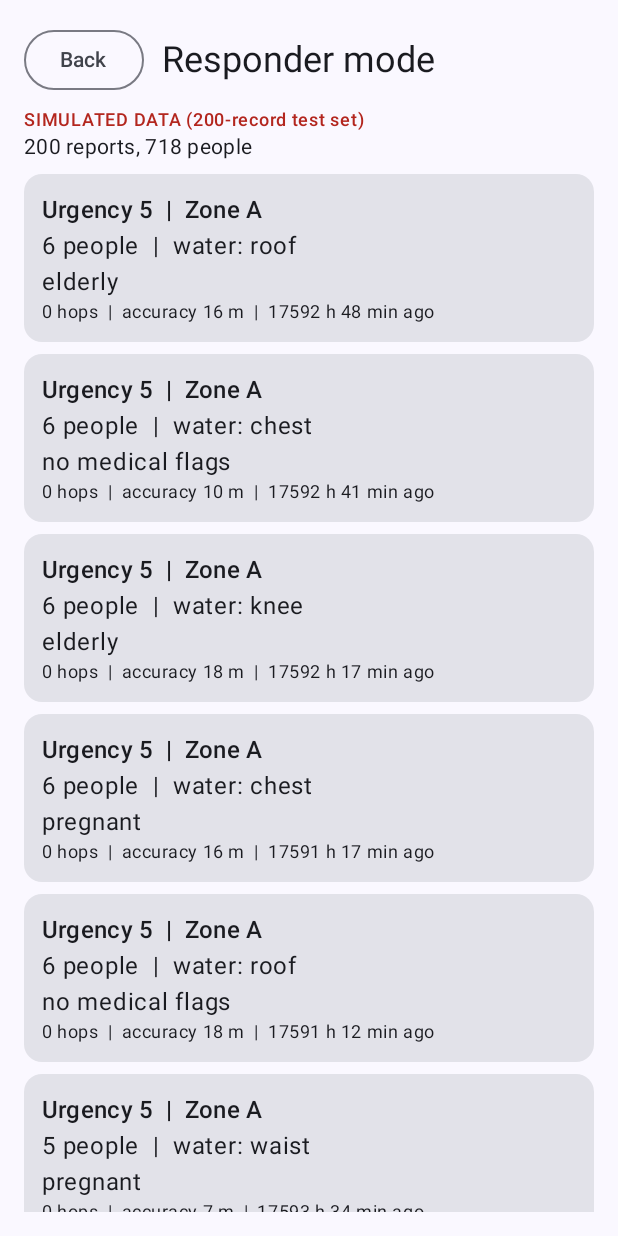
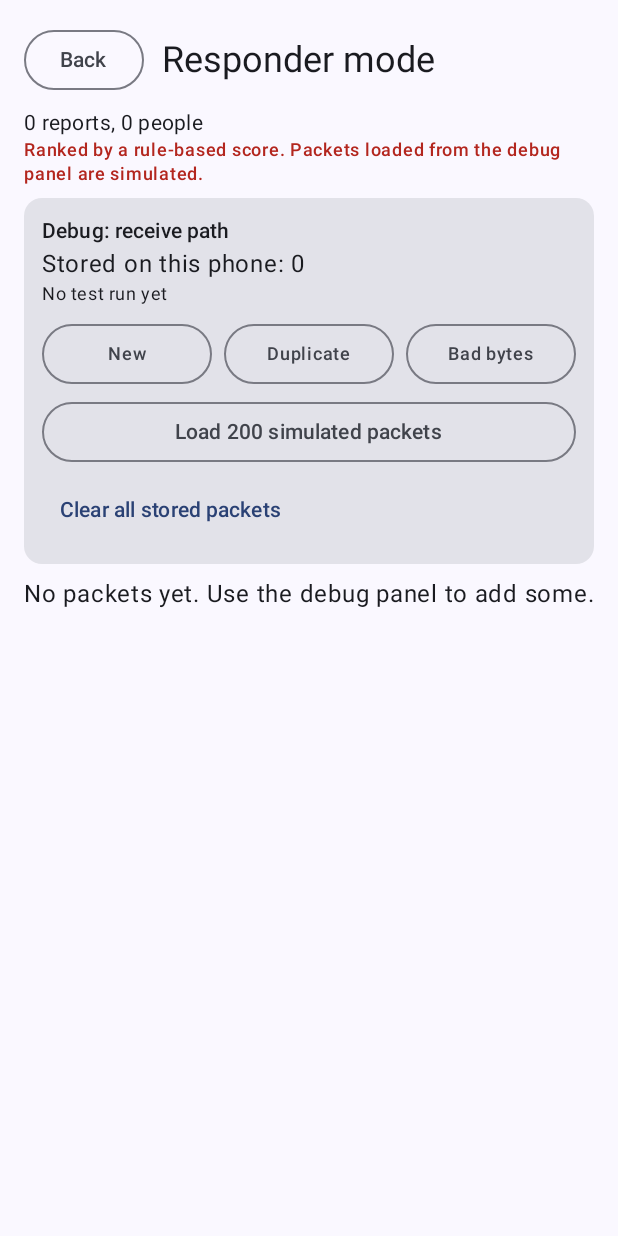
Before and after one commit to alanfrancis765/ResQEdgeLite, an Android app built with Jetpack Compose: the composable ResponderScreen shown on its own in the app's theme, on a phone screen of 412 x 824 dp. Run offline under Robolectric (Android 15) with nearby library versions, the light colour scheme and no system bars; our stand-ins replace Room's generated code.

Commit message:
Add triage scoring, database-backed responder list, simulated data via ingest

```diff
--- a/android/app/src/main/java/com/resqedge/lite/data/PacketDao.kt
+++ b/android/app/src/main/java/com/resqedge/lite/data/PacketDao.kt
@@ -15,6 +15,9 @@ interface PacketDao {
     @Query("SELECT COUNT(*) FROM packets")
     fun observeCount(): Flow<Int>
 
+    @Query("SELECT * FROM packets")
+    fun observeAll(): Flow<List<PacketEntity>>
+
     @Query("SELECT * FROM packets WHERE ttl > 0")
     suspend fun forwardable(): List<PacketEntity>
 
--- a/android/app/src/main/java/com/resqedge/lite/data/PacketStore.kt
+++ b/android/app/src/main/java/com/resqedge/lite/data/PacketStore.kt
@@ -2,11 +2,15 @@ package com.resqedge.lite.data
 
 import com.resqedge.lite.model.SosPacket
 import kotlinx.coroutines.flow.Flow
+import kotlinx.coroutines.flow.map
+
+data class StoredPacket(val packet: SosPacket, val receivedAtMs: Long)
 
 interface PacketStore {
     /** True if the packet was new and stored, false if its ID was already known. */
     suspend fun insertIfNew(p: SosPacket, receivedAtMs: Long): Boolean
     fun observeCount(): Flow<Int>
+    fun observeAll(): Flow<List<StoredPacket>>
     suspend fun forwardable(): List<SosPacket>
     suspend fun deleteOlderThan(cutoffMs: Long): Int
     suspend fun clear()
@@ -17,6 +21,9 @@ class RoomPacketStore(private val dao: PacketDao) : PacketStore {
         dao.insert(PacketEntity.from(p, receivedAtMs)) != -1L
 
     override fun observeCount() = dao.observeCount()
+    override fun observeAll() = dao.observeAll().map { list ->
+        list.map { StoredPacket(it.toPacket(), it.receivedAtMs) }
+    }
     override suspend fun forwardable() = dao.forwardable().map { it.toPacket() }
     override suspend fun deleteOlderThan(cutoffMs: Long) = dao.deleteOlderThan(cutoffMs)
     override suspend fun clear() {
--- a/android/app/src/main/java/com/resqedge/lite/model/SosPacket.kt
+++ b/android/app/src/main/java/com/resqedge/lite/model/SosPacket.kt
@@ -20,7 +20,7 @@ data class SosPacket(
     fun isValid() =
         lat in -90f..90f && lon in -180f..180f &&
         accuracyM in 0..255 && headcount in 0..255 &&
-        medicalFlags in 0..255 && waterLevel in 0..4 &&
+        medicalFlags in 0..255 && waterLevel in 0..5 &&
         urgency in 1..5 && ttl in 0..7 && hopCount in 0..255
 
     fun toBytes(): ByteArray {
--- a/android/app/src/main/java/com/resqedge/lite/ui/responder/IngestDebugPanel.kt
+++ b/android/app/src/main/java/com/resqedge/lite/ui/responder/IngestDebugPanel.kt
@@ -6,6 +6,7 @@ import androidx.compose.runtime.*
 import androidx.compose.ui.Modifier
 import androidx.compose.ui.platform.LocalContext
 import androidx.compose.ui.unit.dp
+import com.resqedge.lite.data.DemoData
 import com.resqedge.lite.data.IngestResult
 import com.resqedge.lite.data.ServiceLocator
 import com.resqedge.lite.model.PacketBuilder
@@ -79,6 +80,18 @@ fun IngestDebugPanel() {
                 }
             }
             Spacer(Modifier.height(4.dp))
+            OutlinedButton(
+                modifier = Modifier.fillMaxWidth(),
+                onClick = {
+                    scope.launch {
+                        val res = DemoData.load(context, ingestor)
+                        msg = "${res.stored} stored, ${res.duplicates} duplicates, ${res.skipped} skipped"
+                    }
+                }
+            ) {
+                Text("Load 200 simulated packets")
+            }
+            Spacer(Modifier.height(4.dp))
             TextButton(onClick = { scope.launch { store.clear(); msg = "Cleared" } }) {
                 Text("Clear all stored packets")
             }
--- a/android/app/src/main/java/com/resqedge/lite/ui/responder/ResponderScreen.kt
+++ b/android/app/src/main/java/com/resqedge/lite/ui/responder/ResponderScreen.kt
@@ -1,88 +1,65 @@
 package com.resqedge.lite.ui.responder
 
-import android.content.Context
-import androidx.compose.foundation.layout.Arrangement
-import androidx.compose.foundation.layout.Column
-import androidx.compose.foundation.layout.Row
-import androidx.compose.foundation.layout.Spacer
-import androidx.compose.foundation.layout.fillMaxSize
-import androidx.compose.foundation.layout.fillMaxWidth
-import androidx.compose.foundation.layout.height
-import androidx.compose.foundation.layout.padding
-import androidx.compose.foundation.layout.width
+import androidx.compose.foundation.layout.*
 import androidx.compose.foundation.lazy.LazyColumn
-import androidx.compose.foundation.lazy.items
-import androidx.compose.material3.Card
-import androidx.compose.material3.MaterialTheme
-import androidx.compose.material3.OutlinedButton
-import androidx.compose.material3.Text
-import androidx.compose.runtime.Composable
-import androidx.compose.runtime.remember
+import androidx.compose.foundation.lazy.itemsIndexed
+import androidx.compose.material3.*
+import androidx.compose.runtime.*
 import androidx.compose.ui.Alignment
 import androidx.compose.ui.Modifier
 import androidx.compose.ui.platform.LocalContext
 import androidx.compose.ui.unit.dp
-import com.resqedge.lite.model.SimulatedReport
+import com.resqedge.lite.data.ServiceLocator
+import com.resqedge.lite.data.StoredPacket
+import com.resqedge.lite.model.SosPacket
+import com.resqedge.lite.model.Triage
+import kotlinx.coroutines.delay
+import java.util.Locale
 
-private val WATER = listOf("ankle", "knee", "waist", "chest", "roof")
+private val WATER = listOf("ankle", "knee", "waist", "chest", "roof", "submerged")
+
+private data class Ranked(val sp: StoredPacket, val waitMin: Long, val score: Double)
 
 private fun medicalText(flags: Int): String {
     val names = buildList {
-        if ((flags and 1) != 0) add("injured")
-        if ((flags and 2) != 0) add("elderly")
-        if ((flags and 4) != 0) add("infant")
-        if ((flags and 8) != 0) add("medication")
-        if ((flags and 16) != 0) add("pregnant")
+        if ((flags and SosPacket.FLAG_INJURED) != 0) add("injured")
+        if ((flags and SosPacket.FLAG_ELDERLY) != 0) add("elderly")
+        if ((flags and SosPacket.FLAG_INFANT) != 0) add("infant")
+        if ((flags and SosPacket.FLAG_MEDICATION) != 0) add("medication")
+        if ((flags and SosPacket.FLAG_PREGNANT) != 0) add("pregnant")
     }
     return if (names.isEmpty()) "no medical flags" else names.joinToString(", ")
 }
 
-private fun agoText(timestamp: Long, nowSec: Long): String {
-    val m = ((nowSec - timestamp) / 60).toInt().coerceAtLeast(0)
-    return if (m >= 60) "${m / 60} h ${m % 60} min ago" else "$m min ago"
-}
+private fun waitText(min: Long) =
+    if (min >= 60) "${min / 60} h ${min % 60} min" else "$min min"
 
-private fun fallbackReports(): List<SimulatedReport> {
-    val now = System.currentTimeMillis() / 1000
-    return listOf(
-        SimulatedReport(1, 9.40, 76.40, 10, 6, 3, 3, 4, now - 1200, 1, "Kuttanad"),
-        SimulatedReport(2, 9.32, 76.61, 15, 2, 4, 2, 3, now - 2400, 0, "Chengannur"),
-        SimulatedReport(3, 10.11, 76.35, 8, 9, 1, 4, 5, now - 600, 2, "Aluva"),
-        SimulatedReport(4, 10.31, 76.33, 20, 4, 0, 1, 1, now - 5400, 3, "Chalakudy"),
-        SimulatedReport(5, 9.38, 76.78, 12, 3, 8, 3, 3, now - 900, 1, "Ranni")
-    )
-}
-
-private fun loadReports(context: Context): Pair<List<SimulatedReport>, Boolean> {
-    return try {
-        val lines = context.assets.open("synthetic_sos_200.csv")
-            .bufferedReader().readLines().drop(1)
-        val parsed = lines.mapNotNull { SimulatedReport.fromCsvLine(it) }
-        if (parsed.isEmpty()) Pair(fallbackReports(), true) else Pair(parsed, false)
-    } catch (e: Exception) {
-        Pair(fallbackReports(), true)
-    }
-}
+private fun hopText(h: Int) = if (h == 1) "1 hop" else "$h hops"
 
 @Composable
 fun ResponderScreen(onBack: () -> Unit) {
     val context = LocalContext.current
-    val nowSec = remember { System.currentTimeMillis() / 1000 }
-    val loaded = remember { loadReports(context) }
-    val usingFallback = loaded.second
-    // Simple sort for the skeleton. Real scoring comes in the scoring item.
-    val reports = remember {
-        loaded.first.sortedWith(
-            compareByDescending<SimulatedReport> { it.urgency }
-                .thenByDescending { it.headcount }
+    val store = remember { ServiceLocator.store(context) }
+    val stored by store.observeAll().collectAsState(initial = emptyList())
+
+    var nowMs by remember { mutableStateOf(System.currentTimeMillis()) }
+    LaunchedEffect(Unit) {
+        while (true) {
+            delay(30_000)
+            nowMs = System.currentTimeMillis()   // waiting times and ranking keep updating
+        }
+    }
+
+    val ranked = remember(stored, nowMs) {
+        stored.map { sp ->
+            val wait = Triage.waitMinutes(sp.packet.timestamp.toLong(), sp.receivedAtMs, nowMs)
+            Ranked(sp, wait, Triage.score(sp.packet, wait))
+        }.sortedWith(
+            compareByDescending<Ranked> { it.score }.thenBy { it.sp.packet.packetId }
         )
     }
 
-    Column(
-        modifier = Modifier
-            .fillMaxSize()
-            .padding(16.dp)
-    ) {
+    Column(modifier = Modifier.fillMaxSize().padding(16.dp)) {
         Row(verticalAlignment = Alignment.CenterVertically) {
             OutlinedButton(onClick = onBack) { Text("Back") }
             Spacer(Modifier.width(12.dp))
@@ -90,29 +67,39 @@ fun ResponderScreen(onBack: () -> Unit) {
         }
         Spacer(Modifier.height(8.dp))
         Text(
-            if (usingFallback) "SIMULATED DATA (built-in sample, CSV not found)"
-            else "SIMULATED DATA (200-record test set)",
+            "${ranked.size} reports, ${ranked.sumOf { it.sp.packet.headcount }} people",
+            style = MaterialTheme.typography.bodyMedium
+        )
+        Text(
+            "Ranked by a rule-based score. Packets loaded from the debug panel are simulated.",
             style = MaterialTheme.typography.labelMedium,
             color = MaterialTheme.colorScheme.error
         )
-        Text(
-            "${reports.size} reports, ${reports.sumOf { it.headcount }} people",
-            style = MaterialTheme.typography.bodyMedium
-        )
         Spacer(Modifier.height(8.dp))
+        IngestDebugPanel()
+        Spacer(Modifier.height(8.dp))
+        if (ranked.isEmpty()) Text("No packets yet. Use the debug panel to add some.")
 
-        LazyColumn(verticalArrangement = Arrangement.spacedBy(8.dp)) {
-            items(reports, key = { it.packetId }) { r ->
+        LazyColumn(
+            modifier = Modifier.weight(1f),
+            verticalArrangement = Arrangement.spacedBy(8.dp)
+        ) {
+            itemsIndexed(ranked, key = { _, r -> r.sp.packet.packetId }) { index, r ->
+                val p = r.sp.packet
                 Card(modifier = Modifier.fillMaxWidth()) {
                     Column(modifier = Modifier.padding(12.dp)) {
                         Text(
-                            "Urgency ${r.urgency}  |  ${r.area}",
+                            "#${index + 1}   score ${r.score.toInt()}",
                             style = MaterialTheme.typography.titleMedium
                         )
-                        Text("${r.headcount} people  |  water: ${WATER.getOrElse(r.waterLevel) { "?" }}")
-                        Text(medicalText(r.medicalFlags))
+                        Text("${p.headcount} people  |  water: ${WATER.getOrElse(p.waterLevel) { "?" }}")
+                        Text(medicalText(p.medicalFlags))
                         Text(
-                            "${r.hopCount} hops  |  accuracy ${r.accuracyM} m  |  ${agoText(r.timestamp, nowSec)}",
+                            String.format(Locale.US, "%.4f, %.4f", p.lat, p.lon),
+                            style = MaterialTheme.typography.bodySmall
+                        )
+                        Text(
+                            "${hopText(p.hopCount)}  |  accuracy ${p.accuracyM} m  |  waiting ${waitText(r.waitMin)}  |  sender hint ${p.urgency}",
                             style = MaterialTheme.typography.bodySmall
                         )
                     }
```
Also changed, not shown: android/app/src/main/java/com/resqedge/lite/data/DemoData.kt (added, +68 -0 lines), android/app/src/main/java/com/resqedge/lite/model/Triage.kt (added, +37 -0 lines), 3 other files.
